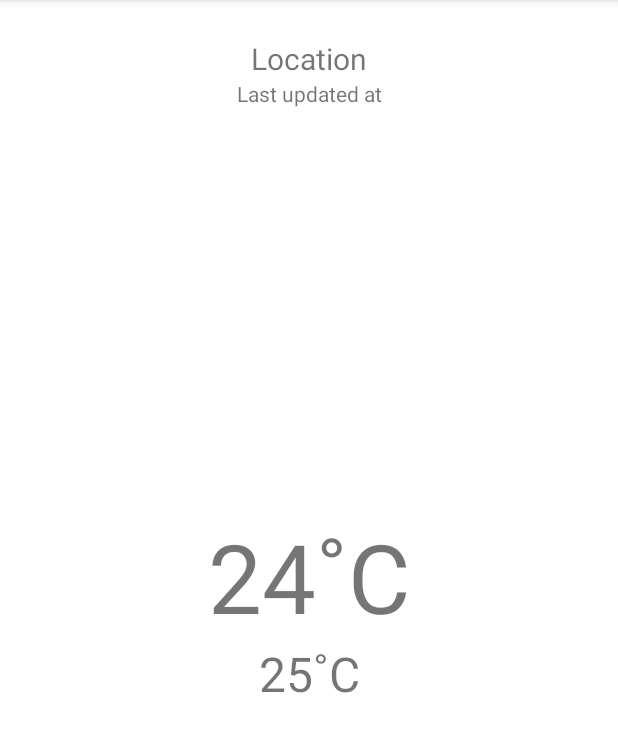
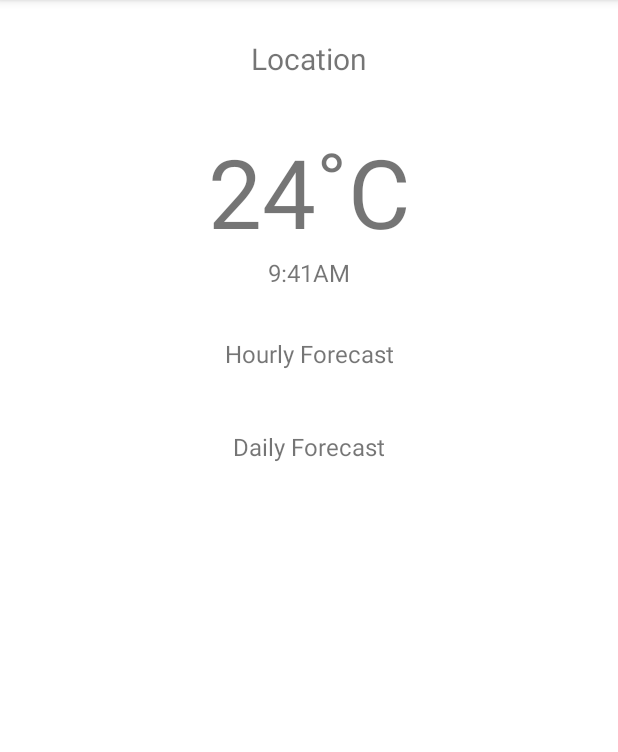
Before and after one commit to joaovicmendes/android-app2, an Android app: the screen it shows after launch (MainActivity), on a phone screen of 412 x 824 dp, the part 84-836 px from its top. Run offline under Robolectric (Android 15) with nearby library versions, the phone set to English and light mode, and no system bars.

Commit message:
Changed forecast activity distribution

```diff
--- /dev/null
+++ b/WeatherApp/app/src/main/java/com/motorola/weatherapp/adapter/ForecastAdapter.kt
@@ -0,0 +1,4 @@
+package com.motorola.weatherapp.adapter
+
+class ForecastAdapter {
+}
--- a/WeatherApp/app/src/main/res/layout/activity_main.xml
+++ b/WeatherApp/app/src/main/res/layout/activity_main.xml
@@ -18,32 +18,65 @@
         app:layout_constraintTop_toTopOf="parent" />
 
     <TextView
-        android:id="@+id/tv_last_updated"
+        android:id="@+id/tv_curr_forecast_temp"
         android:layout_width="wrap_content"
         android:layout_height="wrap_content"
-        android:text="@string/last_updated_at"
+        android:text="24˚C"
+        android:textSize="64sp"
+        android:paddingTop="32dp"
         app:layout_constraintEnd_toEndOf="parent"
         app:layout_constraintStart_toStartOf="parent"
         app:layout_constraintTop_toBottomOf="@+id/tv_location" />
 
     <TextView
-        android:id="@+id/tv_curr_forecast"
+        android:id="@+id/tv_curr_forecast_time"
         android:layout_width="wrap_content"
         android:layout_height="wrap_content"
-        android:text="24˚C"
-        android:textSize="64sp"
-        app:layout_constraintBottom_toBottomOf="parent"
+        android:text="9:41AM"
+        android:textSize="16sp"
         app:layout_constraintEnd_toEndOf="parent"
         app:layout_constraintStart_toStartOf="parent"
-        app:layout_constraintTop_toTopOf="@+id/tv_location" />
+        app:layout_constraintTop_toBottomOf="@+id/tv_curr_forecast_temp" />
 
     <TextView
-        android:id="@+id/tv_next_forecast"
+        android:id="@+id/tv_hourly_forecast"
         android:layout_width="wrap_content"
         android:layout_height="wrap_content"
-        android:text="25˚C"
-        android:textSize="32sp"
+        android:text="Hourly Forecast"
+        android:paddingTop="32dp"
+        android:textSize="16sp"
         app:layout_constraintEnd_toEndOf="parent"
         app:layout_constraintStart_toStartOf="parent"
-        app:layout_constraintTop_toBottomOf="@+id/tv_curr_forecast" />
+        app:layout_constraintTop_toBottomOf="@+id/tv_curr_forecast_time" />
+
+    <androidx.recyclerview.widget.RecyclerView
+        android:id="@+id/rv_hourly_forecast"
+        android:layout_width="match_parent"
+        android:layout_height="wrap_content"
+        android:paddingTop="8dp"
+        app:layout_constraintEnd_toEndOf="parent"
+        app:layout_constraintHorizontal_bias="0.0"
+        app:layout_constraintStart_toStartOf="parent"
+        app:layout_constraintTop_toBottomOf="@+id/tv_hourly_forecast" />
+
+    <TextView
+        android:id="@+id/tv_daily_forecast"
+        android:layout_width="wrap_content"
+        android:layout_height="wrap_content"
+        android:paddingTop="32dp"
+        android:text="Daily Forecast"
+        android:textSize="16sp"
+        app:layout_constraintEnd_toEndOf="parent"
+        app:layout_constraintStart_toStartOf="parent"
+        app:layout_constraintTop_toBottomOf="@+id/rv_hourly_forecast" />
+
+    <androidx.recyclerview.widget.RecyclerView
+        android:id="@+id/rv_daily_forecast"
+        android:layout_width="match_parent"
+        android:layout_height="wrap_content"
+        android:paddingTop="8dp"
+        app:layout_constraintEnd_toEndOf="parent"
+        app:layout_constraintStart_toStartOf="parent"
+        app:layout_constraintTop_toBottomOf="@+id/tv_daily_forecast" />
+
 </androidx.constraintlayout.widget.ConstraintLayout>
```
Also changed, not shown: WeatherApp/app/src/main/res/layout/forecast_item.xml (added, +27 -0 lines).
